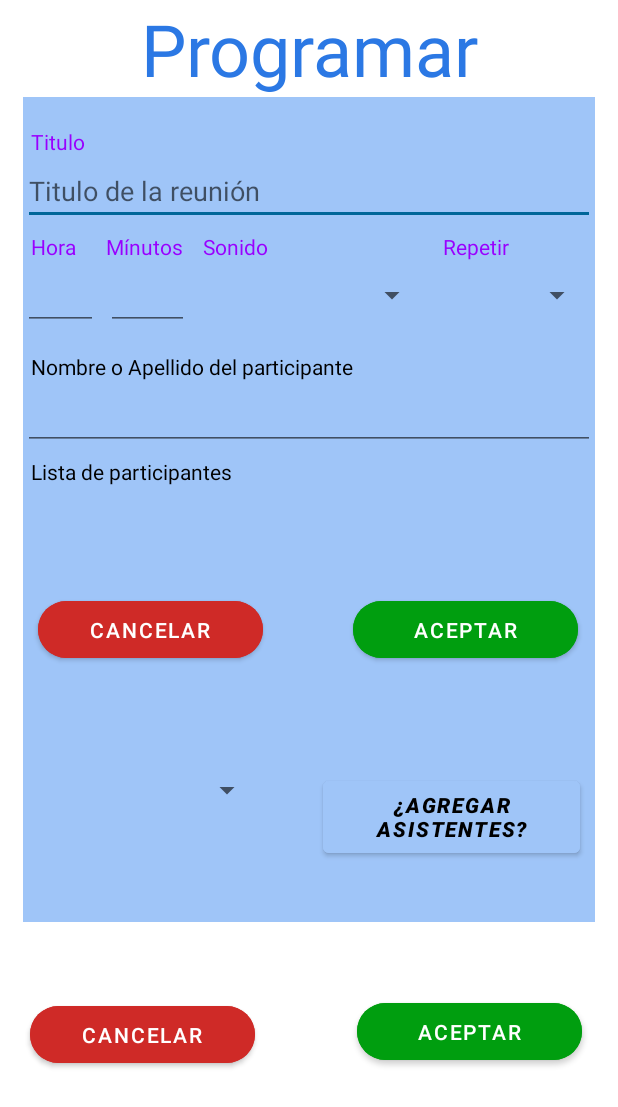
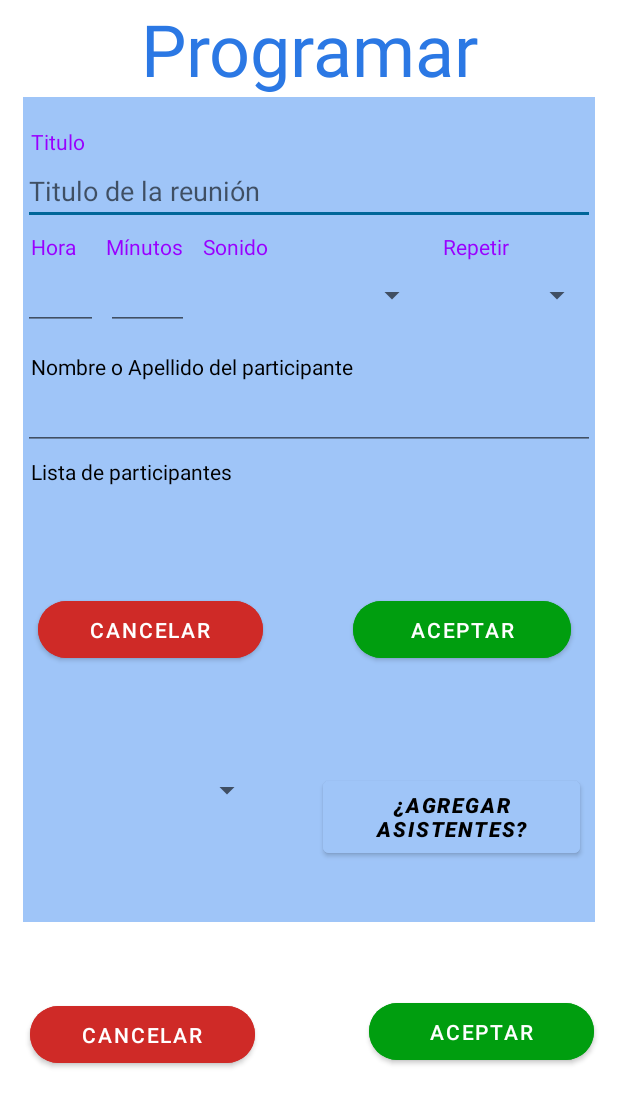
Before and after one commit to mcgomeztuniandes/UX-ExperienciaUser, an Android app: the layout activity_programar.xml on its own in the app's theme, with its tools: preview values and no code run, on a phone screen of 412 x 824 dp. Shown: the top 1107 px of the screen. Run offline under Robolectric (Android 15) with nearby library versions, the phone set to English and light mode, and no system bars.

Commit message:
Se cambia el release 2

```diff
--- a/app/src/main/res/layout/activity_programar.xml
+++ b/app/src/main/res/layout/activity_programar.xml
@@ -242,13 +242,16 @@
             android:id="@+id/Aceptar2"
             android:layout_width="150dp"
             android:layout_height="50dp"
-            android:layout_marginStart="220dp"
+            android:layout_alignParentEnd="true"
+            android:layout_marginStart="60dp"
+            android:layout_marginTop="180dp"
+            android:layout_marginEnd="16dp"
             android:layout_marginBottom="5dp"
+            android:layout_toEndOf="@+id/cancelar2"
             android:backgroundTint="#009E0F"
             android:text="Aceptar"
-            android:layout_marginTop="180dp"
             app:cornerRadius="@android:dimen/thumbnail_height"
-            app:layout_constraintStart_toEndOf="@+id/cancelar2" />
+            app:layout_constraintEnd_toEndOf="parent" />
     </RelativeLayout>
 
     <Button
@@ -271,7 +274,7 @@
         android:layout_width="150dp"
         android:layout_height="50dp"
         android:layout_marginTop="48dp"
-        android:layout_marginEnd="24dp"
+        android:layout_marginEnd="16dp"
         android:backgroundTint="#009E0F"
         android:text="Aceptar"
         app:cornerRadius="@android:dimen/thumbnail_height"
```
